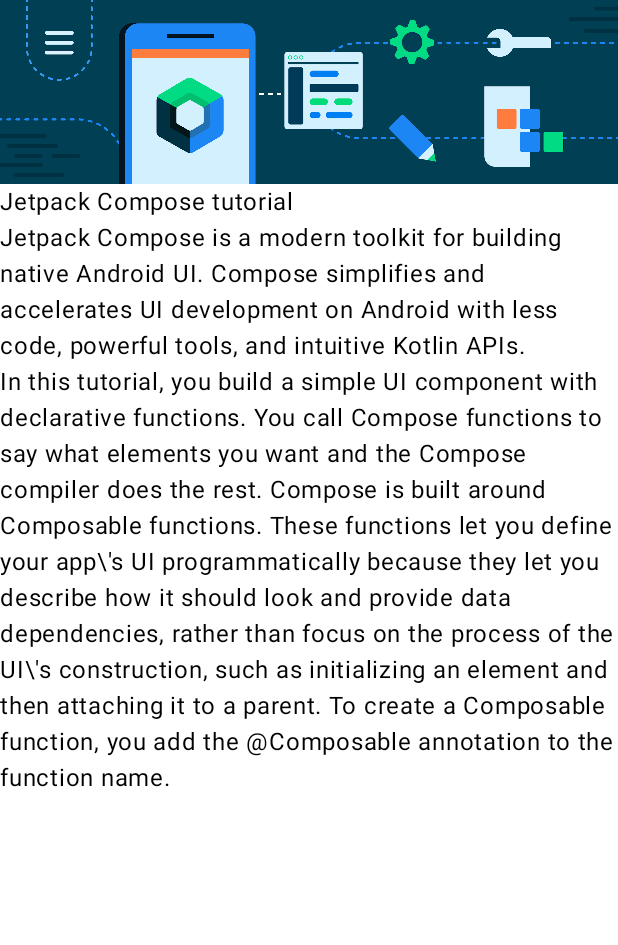
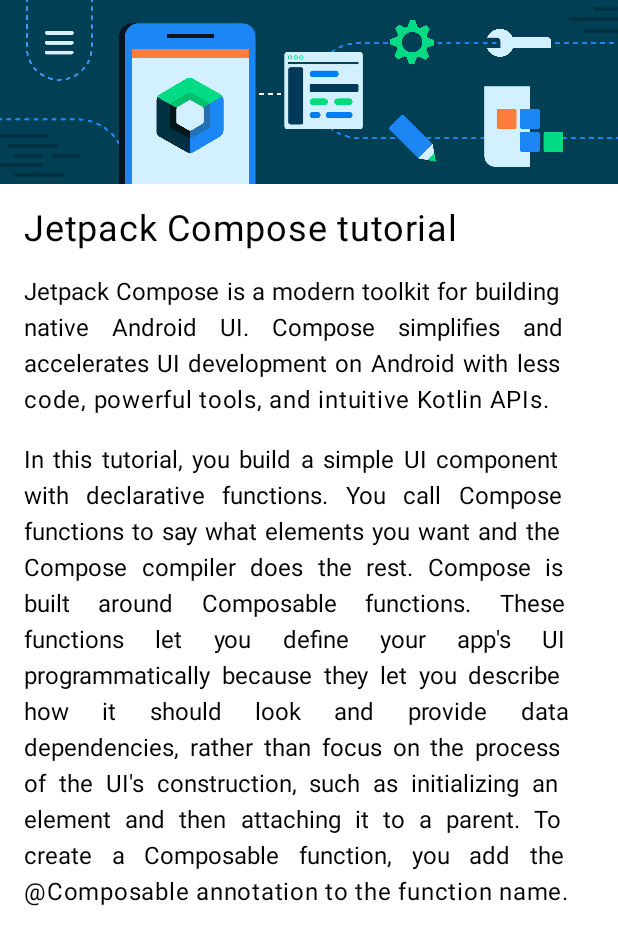
Before and after one commit to MuhammadAnasRazavi/Learn_Together_App, an Android app built with Jetpack Compose: the @Preview function ArticlePagePreview, on a phone screen of 412 x 824 dp. Shown: the top 945 px of the screen. Run offline under Robolectric (Android 15) with nearby library versions, the phone set to English and light mode, and no system bars.

Commit message:
Changed text composables font size and text alignment.

```diff
--- a/app/src/main/java/com/example/learntogetherapp/MainActivity.kt
+++ b/app/src/main/java/com/example/learntogetherapp/MainActivity.kt
@@ -6,6 +6,7 @@ import androidx.activity.compose.setContent
 import androidx.compose.foundation.Image
 import androidx.compose.foundation.layout.Column
 import androidx.compose.foundation.layout.fillMaxSize
+import androidx.compose.foundation.layout.padding
 import androidx.compose.material3.MaterialTheme
 import androidx.compose.material3.Surface
 import androidx.compose.material3.Text
@@ -15,7 +16,10 @@ import androidx.compose.ui.graphics.painter.Painter
 import androidx.compose.ui.layout.ContentScale
 import androidx.compose.ui.res.painterResource
 import androidx.compose.ui.res.stringResource
+import androidx.compose.ui.text.style.TextAlign
 import androidx.compose.ui.tooling.preview.Preview
+import androidx.compose.ui.unit.dp
+import androidx.compose.ui.unit.sp
 import com.example.learntogetherapp.ui.theme.LearnTogetherAppTheme
 
 class MainActivity : ComponentActivity() {
@@ -28,7 +32,7 @@ class MainActivity : ComponentActivity() {
                     modifier = Modifier.fillMaxSize(),
                     color = MaterialTheme.colorScheme.background
                 ) {
-
+                    ArticlePage()
                 }
             }
         }
@@ -44,13 +48,19 @@ fun Article(image: Painter, title: String, shortDesc: String, longDesc: String,
             contentScale = ContentScale.FillWidth
         )
         Text(
-            text = title
+            text = title,
+            fontSize = 24.sp,
+            modifier = Modifier.padding(16.dp)
         )
         Text(
-            text = shortDesc
+            text = shortDesc,
+            textAlign = TextAlign.Justify,
+            modifier = Modifier.padding(start = 16.dp, end = 16.dp)
         )
         Text(
-            text = longDesc
+            text = longDesc,
+            textAlign = TextAlign.Justify,
+            modifier = Modifier.padding(16.dp)
         )
     }
 }
@@ -61,11 +71,12 @@ fun ArticlePage(modifier: Modifier = Modifier) {
         image = painterResource(id = R.drawable.bg_compose_background),
         title = stringResource(R.string.title_text),
         shortDesc = stringResource(R.string.shortDesc_text),
-        longDesc = stringResource(R.string.longDesc_text)
+        longDesc = stringResource(R.string.longDesc_text),
+        modifier = modifier
     )
 }
 
-@Preview(showBackground = true)
+@Preview(showBackground = true, showSystemUi = true)
 @Composable
 fun ArticlePagePreview() {
     LearnTogetherAppTheme {
--- a/app/src/main/res/values/strings.xml
+++ b/app/src/main/res/values/strings.xml
@@ -2,5 +2,5 @@
     <string name="app_name">Learn Together App</string>
     <string name="title_text">Jetpack Compose tutorial</string>
     <string name="shortDesc_text">Jetpack Compose is a modern toolkit for building native Android UI. Compose simplifies and accelerates UI development on Android with less code, powerful tools, and intuitive Kotlin APIs.</string>
-    <string name="longDesc_text">In this tutorial, you build a simple UI component with declarative functions. You call Compose functions to say what elements you want and the Compose compiler does the rest. Compose is built around Composable functions. These functions let you define your app\\\'s UI programmatically because they let you describe how it should look and provide data dependencies, rather than focus on the process of the UI\\\'s construction, such as initializing an element and then attaching it to a parent. To create a Composable function, you add the @Composable annotation to the function name.</string>
+    <string name="longDesc_text">In this tutorial, you build a simple UI component with declarative functions. You call Compose functions to say what elements you want and the Compose compiler does the rest. Compose is built around Composable functions. These functions let you define your app\'s UI programmatically because they let you describe how it should look and provide data dependencies, rather than focus on the process of the UI\'s construction, such as initializing an element and then attaching it to a parent. To create a Composable function, you add the @Composable annotation to the function name.</string>
 </resources>
```
